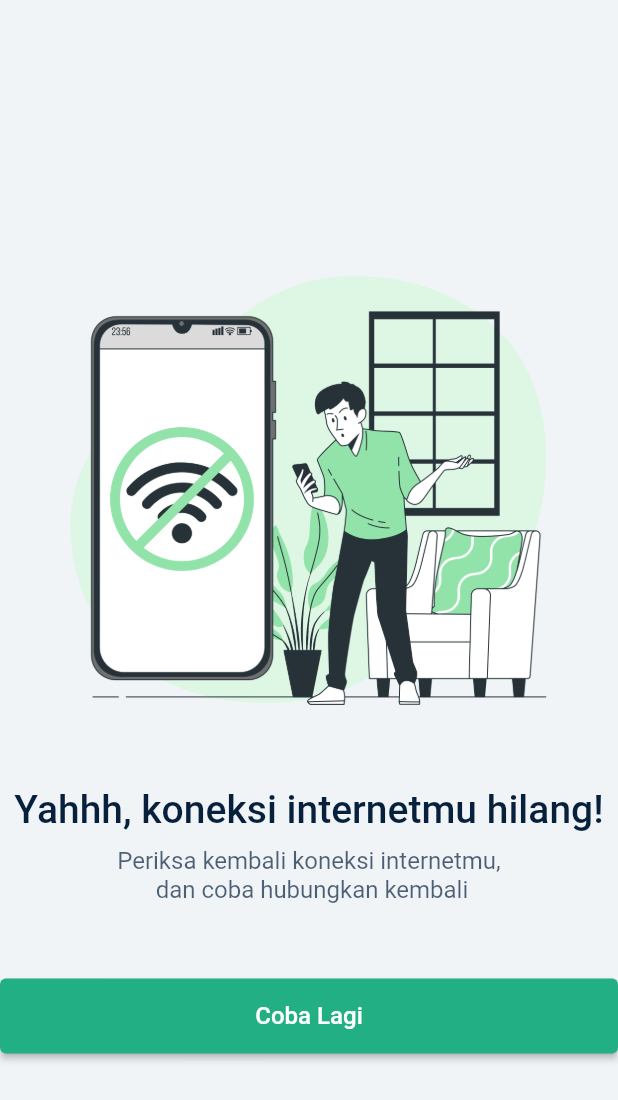
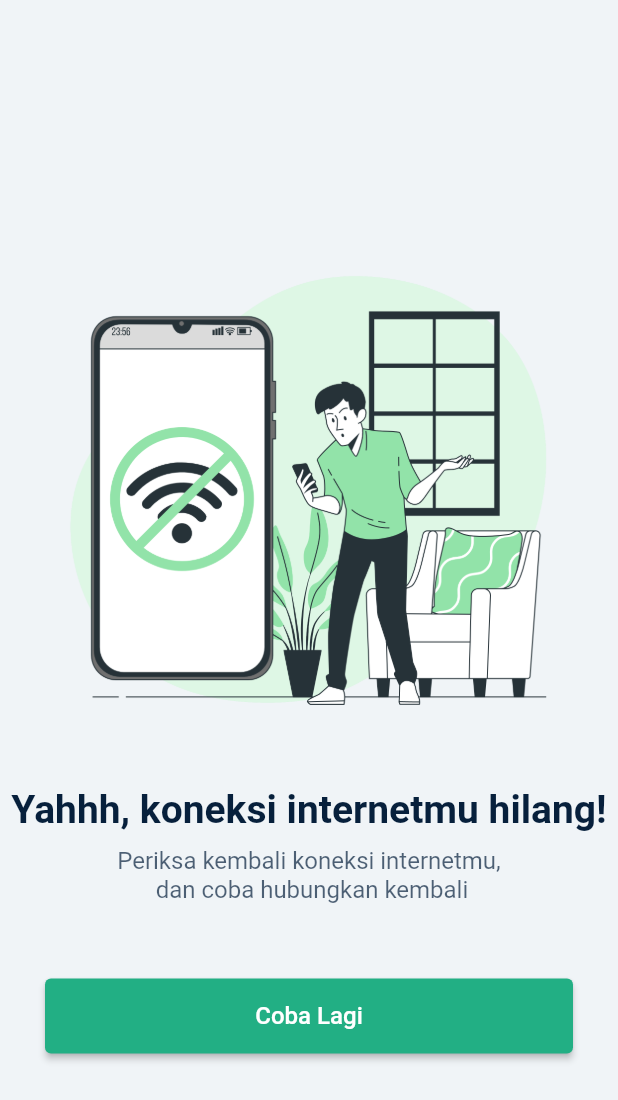
Before and after one commit to DerryIkhsan/teramedik-screening, a Flutter app: the NoConnectionScreen screen opened directly, on a phone screen of 412 x 824 dp. Shown: the top 1100 px of the screen. Run offline on Flutter 3.47's test engine with Material 2 defaults, Android fonts, the light colour scheme and no system bars; our stand-ins replace flutter_bloc, internet_connection_checker; network calls fail.

Commit message:
update no connection screen

```diff
--- a/lib/bloc/rumahsakit_bloc.dart
+++ b/lib/bloc/rumahsakit_bloc.dart
@@ -1,7 +1,6 @@
 import 'dart:async';
 import 'dart:convert';
 
-import 'package:equatable/equatable.dart';
 import 'package:flutter_bloc/flutter_bloc.dart';
 import 'package:http/http.dart' as http;
 import 'package:teramedik/models/rumahsakitdetail.dart';
--- a/lib/bloc/rumahsakit_state.dart
+++ b/lib/bloc/rumahsakit_state.dart
@@ -1,6 +1,6 @@
 part of 'rumahsakit_bloc.dart';
 
-abstract class RumahSakitState extends Equatable {
+abstract class RumahSakitState {
   RumahSakitState();
 
   @override
--- a/lib/main.dart
+++ b/lib/main.dart
@@ -1,6 +1,7 @@
 import 'package:flutter/material.dart';
 import 'package:flutter_bloc/flutter_bloc.dart';
 import 'package:teramedik/bloc/rumahsakit_bloc.dart';
+import 'screen/no_connection/no_connection_screen.dart';
 import 'screen/splash/splash_screen.dart';
 
 void main() {
--- a/lib/screen/no_connection/no_connection_screen.dart
+++ b/lib/screen/no_connection/no_connection_screen.dart
@@ -13,7 +13,9 @@ class NoConnectionScreen extends StatelessWidget {
     final bodyHeight = deviceHeight - safePadding;
     final bodyWidth = MediaQuery.of(context).size.width;
 
-    return SafeArea(
+    return WillPopScope(
+      onWillPop: () async => false,
+      child: SafeArea(
         child: Scaffold(
           backgroundColor: colorGrey,
           body: Column(
@@ -31,8 +33,7 @@ class NoConnectionScreen extends StatelessWidget {
                     image: DecorationImage(
                   image: AssetImage('assets/images/no-connection.png'),
                   fit: BoxFit.contain,
-                )
-              ),
+                )),
               ),
 
               // Footer
@@ -41,35 +42,48 @@ class NoConnectionScreen extends StatelessWidget {
                 height: bodyHeight * 0.4, // 40% device body
                 child: Column(
                   children: [
-                  Text('Yahhh, koneksi internetmu hilang!',
+                    Text(
+                      'Yahhh, koneksi internetmu hilang!',
                       style: TextStyle(
                         color: colorDark,
                         fontSize: 26,
-                      fontWeight: FontWeight.w500,
+                        fontWeight: FontWeight.w600,
                       ),
                     ),
-                  SizedBox(height: 10,),
-                  Text('Periksa kembali koneksi internetmu,\n dan coba hubungkan kembali',
+                    SizedBox(
+                      height: 10,
+                    ),
+                    Text(
+                      'Periksa kembali koneksi internetmu,\n dan coba hubungkan kembali',
                       textAlign: TextAlign.center,
                       style: TextStyle(
                         color: colorDark.withOpacity(.7),
                         fontSize: 16,
                       ),
                     ),
-                  SizedBox(height: 50,),
-                  ElevatedButton(
+                    SizedBox(
+                      height: 50,
+                    ),
+                    Container(
+                      margin: EdgeInsets.symmetric(horizontal: 30),
+                      child: ElevatedButton(
                         style: ElevatedButton.styleFrom(
                           backgroundColor: colorGreen,
                           foregroundColor: colorWhite,
                           minimumSize: Size(double.infinity, 50),
                         ),
-                    onPressed: (){
-                      Navigator.push(context, MaterialPageRoute(builder: (context) => SplashScreen()));
+                        onPressed: () {
+                          Navigator.push(
+                              context,
+                              MaterialPageRoute(
+                                  builder: (context) => SplashScreen()));
                         },
-                    child: Text('Coba Lagi',
+                        child: Text(
+                          'Coba Lagi',
                           style: TextStyle(
                             fontSize: 16,
                             fontWeight: FontWeight.w500,
+                          ),
                         ),
                       ),
                     ),
@@ -79,6 +93,7 @@ class NoConnectionScreen extends StatelessWidget {
             ],
           ),
         ),
+      ),
     );
   }
 }
--- a/pubspec.yaml
+++ b/pubspec.yaml
@@ -36,6 +36,7 @@ dependencies:
   http: ^0.13.5
   url_launcher: ^6.0.4
   infinite_scroll_pagination: ^3.2.0
+  internet_connection_checker: ^1.0.0+1
 
 dev_dependencies:
   flutter_test:
```
Also changed, not shown: lib/screen/splash/splash_screen.dart (+38 -16 lines), pubspec.lock. Lines whose indentation alone changed are shown as unchanged.
